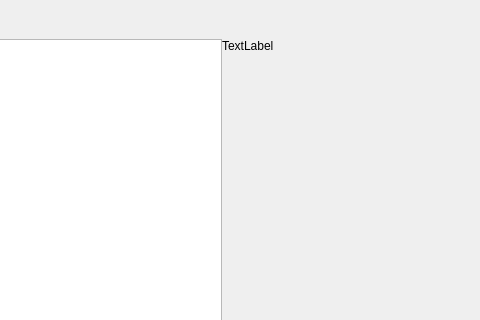
This is obs-plugin-management/forms/plugincenter.ui in himawalqam/obs-plugin-management as Qt 5 draws it before an edit; both pictures show x 739 to 1219 and y 0 to 320 of the 1219 by 768 pixel window. The edited form follows.
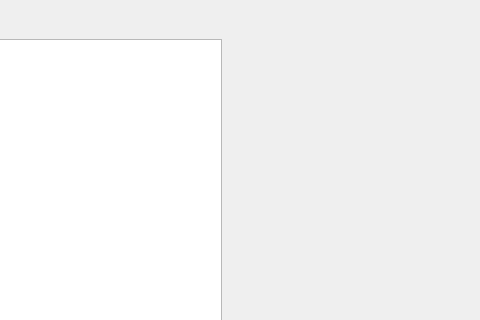
This is the edited form.

Diff of the .ui file:
```diff
--- a/obs-plugin-management/forms/plugincenter.ui
+++ b/obs-plugin-management/forms/plugincenter.ui
@@ -86,7 +86,7 @@
           </size>
          </property>
          <property name="text">
-          <string>TextLabel</string>
+          <string/>
          </property>
          <property name="alignment">
           <set>Qt::AlignLeading|Qt::AlignLeft|Qt::AlignTop</set>
```
Left out of the diff: 12 changed lines with no effect on the pictures.
